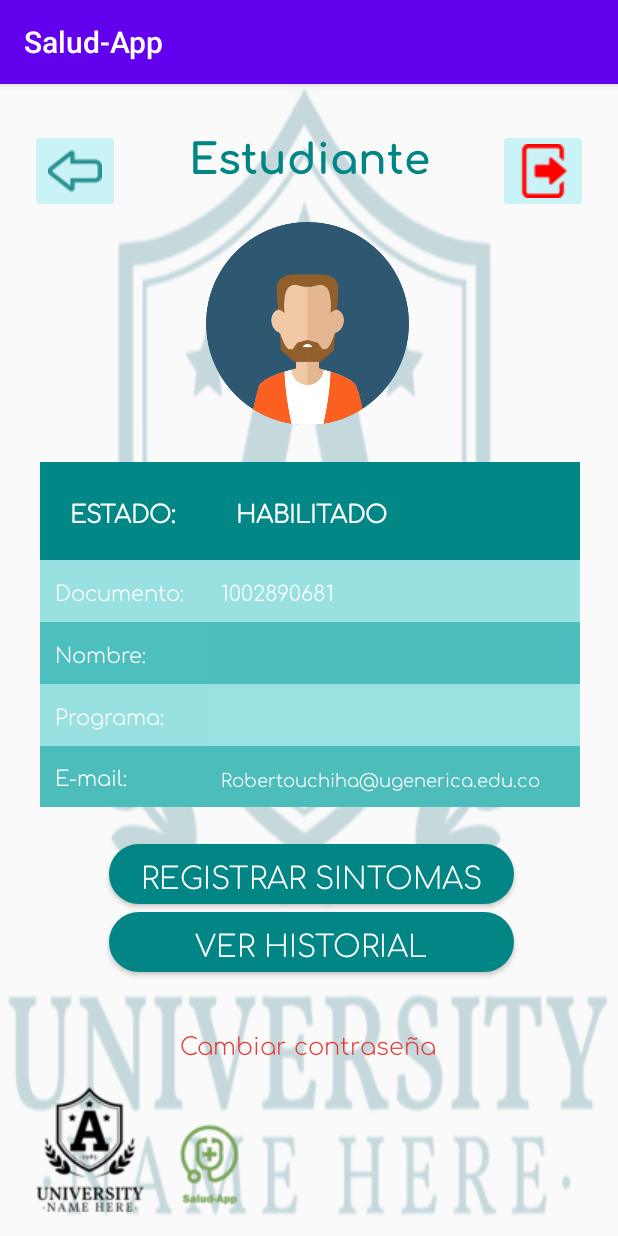
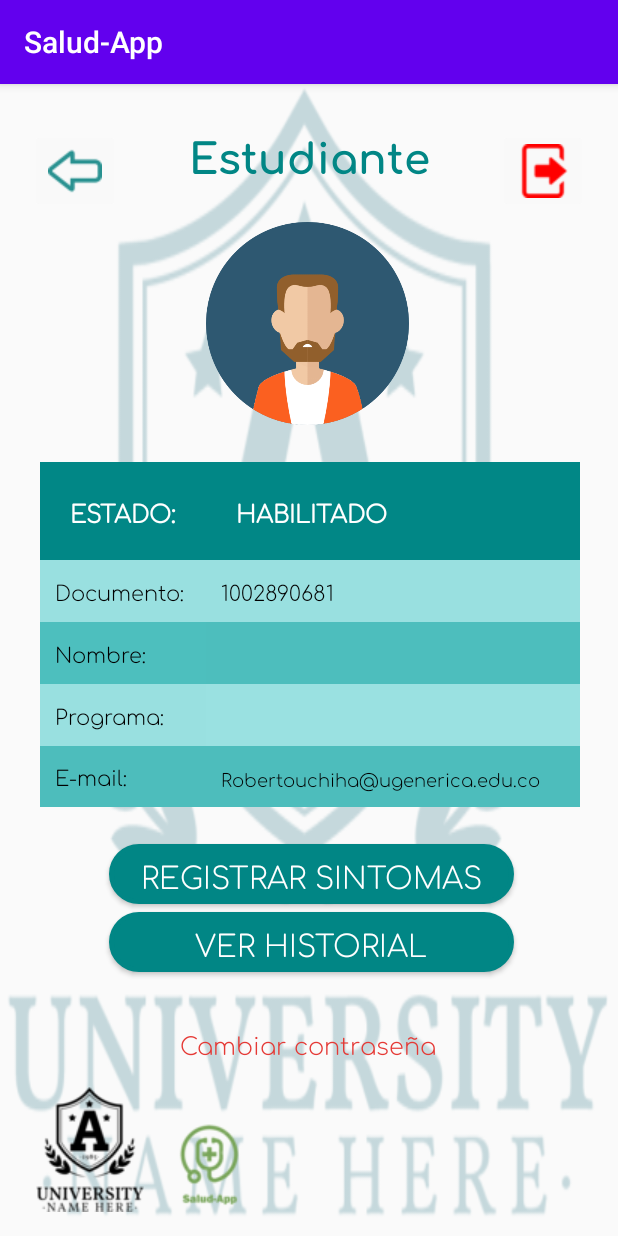
Before and after one commit to Jaquevedo/Proyecto-UNAB, an Android app: the PerfilEstudiante screen opened directly, with no data from a screen before it, on a phone screen of 412 x 824 dp. Run offline under Robolectric (Android 15) with nearby library versions, the phone set to English and light mode, and no system bars.

Commit message:
correcion texto sin contraste

```diff
--- a/AplicationUNAB_V2/app/src/main/res/layout/activity_perfil_estudiante.xml
+++ b/AplicationUNAB_V2/app/src/main/res/layout/activity_perfil_estudiante.xml
@@ -102,7 +102,7 @@
                 android:gravity="bottom"
                 android:padding="10dp"
                 android:text="@string/doc"
-                android:textColor="@color/white"
+                android:textColor="@color/black"
                 android:textColorHighlight="@color/purple_200"
                 android:textColorHint="#00B3EA"
                 android:textColorLink="@color/white"
@@ -120,7 +120,7 @@
                 android:inputType="number"
                 android:padding="10dp"
                 android:text="@string/documentoData"
-                android:textColor="@color/white"
+                android:textColor="@color/black"
                 android:textColorHighlight="@color/purple_200"
                 android:textColorHint="@color/black"
                 android:textColorLink="@color/black"
@@ -145,7 +145,7 @@
                 android:gravity="bottom"
                 android:padding="10dp"
                 android:text="@string/nombre"
-                android:textColor="@color/white"
+                android:textColor="@color/black"
                 android:textColorHighlight="@color/purple_200"
                 android:textColorHint="#00B3EA"
                 android:textColorLink="@color/white"
@@ -162,7 +162,7 @@
                 android:importantForAutofill="no"
                 android:inputType="text"
                 android:padding="10dp"
-                android:textColor="@color/white"
+                android:textColor="@color/black"
                 android:textColorHighlight="@color/purple_200"
                 android:textColorLink="@color/purple_200"
                 android:textSize="14sp"
@@ -185,7 +185,7 @@
                 android:gravity="bottom"
                 android:padding="10dp"
                 android:text="@string/programa"
-                android:textColor="@color/white"
+                android:textColor="@color/black"
                 android:textColorHighlight="@color/purple_200"
                 android:textColorHint="#00B3EA"
                 android:textColorLink="@color/white"
@@ -203,7 +203,7 @@
                 android:importantForAutofill="no"
                 android:inputType="text"
                 android:padding="10dp"
-                android:textColor="@color/white"
+                android:textColor="@color/black"
                 android:textColorHighlight="@color/purple_200"
                 android:textColorLink="@color/white"
                 android:textSize="14sp"
@@ -232,7 +232,7 @@
                 android:gravity="bottom"
                 android:padding="10dp"
                 android:text="@string/email"
-                android:textColor="@color/white"
+                android:textColor="@color/black"
                 android:textColorHighlight="@color/purple_200"
                 android:textColorHint="#00B3EA"
                 android:textColorLink="@color/white"
@@ -251,7 +251,7 @@
                 android:inputType="textWebEmailAddress"
                 android:padding="10dp"
                 android:text="@string/emailData"
-                android:textColor="@color/white"
+                android:textColor="@color/black"
                 android:textColorHighlight="@color/purple_200"
                 android:textColorLink="@color/white"
                 android:textSize="12sp"
@@ -309,7 +309,7 @@
         android:layout_marginTop="30dp"
         android:layout_marginEnd="61dp"
         android:layout_marginBottom="166dp"
-        android:backgroundTint="#CAF3F8"
+        android:backgroundTint="#F9F9F9"
         android:contentDescription="@string/back"
         android:onClick="viewOption"
         app:layout_constraintBottom_toTopOf="@+id/tableLayout2"
@@ -343,7 +343,7 @@
         android:layout_marginTop="30dp"
         android:layout_marginEnd="20dp"
         android:layout_marginBottom="166dp"
-        android:backgroundTint="#CAF3F8"
+        android:backgroundTint="#F9F9F9"
         android:onClick="viewOption"
         app:layout_constraintBottom_toTopOf="@+id/tableLayout2"
         app:layout_constraintEnd_toEndOf="parent"
```
Also changed, not shown: AplicationUNAB_V2/app/src/main/res/layout/activity_perfil_profesores.xml (+10 -10 lines).
